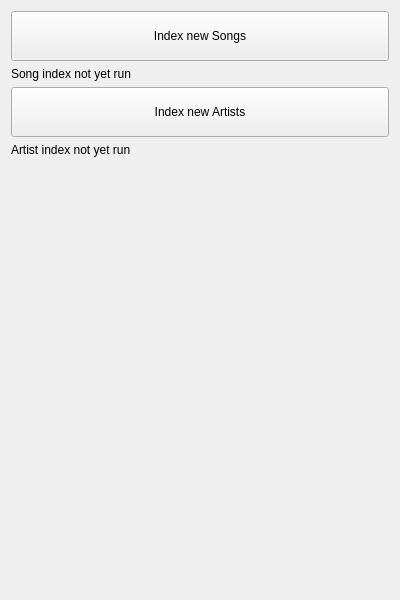
First picture: the form in src/debug/debugWindow.ui, repository Nmstr/Auralium, before the edit.
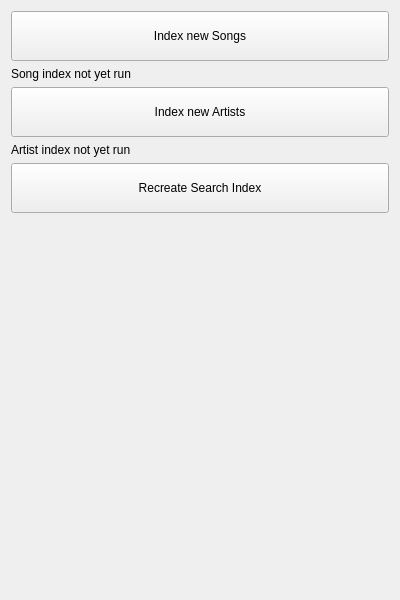
Second picture: the form after the edit.

Commit message: added index recreation to debug menu

The edit to the form file:
```diff
--- a/src/debug/debugWindow.ui
+++ b/src/debug/debugWindow.ui
@@ -60,6 +60,19 @@
      </property>
     </widget>
    </item>
+   <item>
+    <widget class="QPushButton" name="searchIndex">
+     <property name="minimumSize">
+      <size>
+       <width>0</width>
+       <height>50</height>
+      </size>
+     </property>
+     <property name="text">
+      <string>Recreate Search Index</string>
+     </property>
+    </widget>
+   </item>
    <item>
     <spacer name="verticalSpacer">
      <property name="orientation">
```
The commit also changes 3 other files.
